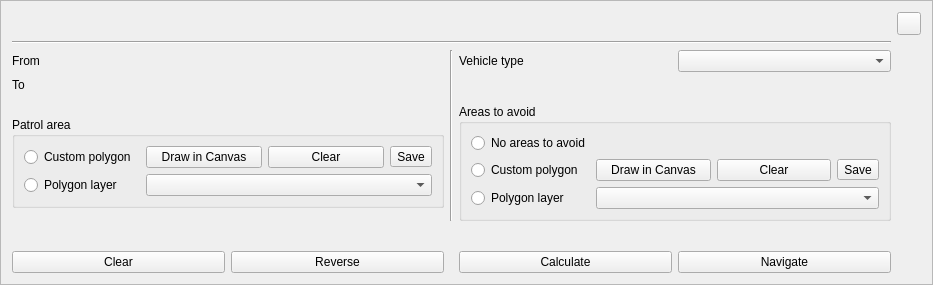
First picture: the form in kadasrouting/gui/cpbottombar.ui, repository kadas-albireo/kadas-albireo2, before the edit.
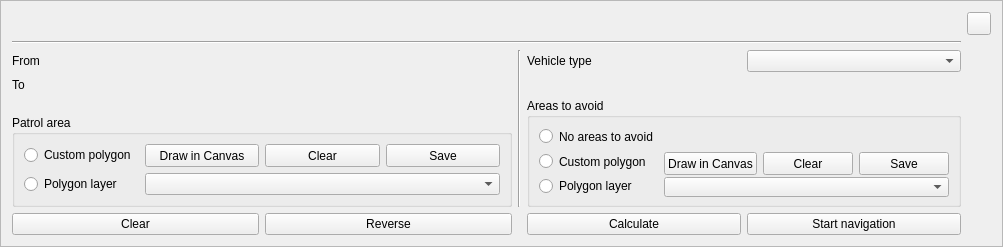
Second picture: the form after the edit. Icons and pictures are not drawn.

Commit message: wip on cp bottombar UI

```diff
--- a/kadasrouting/gui/cpbottombar.ui
+++ b/kadasrouting/gui/cpbottombar.ui
@@ -6,10 +6,16 @@
    <rect>
     <x>0</x>
     <y>0</y>
-    <width>933</width>
-    <height>285</height>
+    <width>998</width>
+    <height>247</height>
    </rect>
   </property>
+  <property name="sizePolicy">
+   <sizepolicy hsizetype="Fixed" vsizetype="Fixed">
+    <horstretch>0</horstretch>
+    <verstretch>0</verstretch>
+   </sizepolicy>
+  </property>
   <property name="windowTitle">
    <string>Frame</string>
   </property>
@@ -20,9 +26,9 @@
    <enum>QFrame::Raised</enum>
   </property>
   <layout class="QGridLayout" name="gridLayout">
-   <item row="3" column="4">
-    <widget class="QWidget" name="widgetMode" native="true">
-     <layout class="QHBoxLayout" name="horizontalLayout">
+   <item row="7" column="0" colspan="2">
+    <widget class="QWidget" name="widgetButton" native="true">
+     <layout class="QHBoxLayout" name="horizontalLayout_2">
       <property name="leftMargin">
        <number>0</number>
       </property>
@@ -35,81 +41,67 @@
       <property name="bottomMargin">
        <number>0</number>
       </property>
+      <item>
+       <widget class="QPushButton" name="btnPointsClear">
+        <property name="minimumSize">
+         <size>
+          <width>214</width>
+          <height>0</height>
+         </size>
+        </property>
+        <property name="text">
+         <string>Clear</string>
+        </property>
+       </widget>
+      </item>
+      <item>
+       <widget class="QPushButton" name="btnReverse">
+        <property name="minimumSize">
+         <size>
+          <width>214</width>
+          <height>0</height>
+         </size>
+        </property>
+        <property name="text">
+         <string>Reverse</string>
+        </property>
+       </widget>
+      </item>
      </layout>
     </widget>
    </item>
-   <item row="3" column="0">
-    <widget class="QLabel" name="labelTo">
-     <property name="text">
-      <string>To</string>
-     </property>
-    </widget>
-   </item>
-   <item row="2" column="3">
-    <widget class="QLabel" name="label_2">
-     <property name="text">
-      <string>Vehicle type</string>
-     </property>
-    </widget>
-   </item>
-   <item row="2" column="0">
-    <widget class="QLabel" name="labelFrom">
-     <property name="text">
-      <string>From</string>
-     </property>
-    </widget>
-   </item>
-   <item row="1" column="0" colspan="5">
-    <widget class="Line" name="line">
-     <property name="orientation">
-      <enum>Qt::Horizontal</enum>
-     </property>
-    </widget>
-   </item>
-   <item row="0" column="5">
-    <widget class="QToolButton" name="btnClose">
-     <property name="sizePolicy">
-      <sizepolicy hsizetype="Maximum" vsizetype="Fixed">
-       <horstretch>0</horstretch>
-       <verstretch>0</verstretch>
-      </sizepolicy>
-     </property>
-     <property name="text">
-      <string/>
-     </property>
-     <property name="icon">
-      <iconset theme="close">
-       <normaloff>.</normaloff>.</iconset>
-     </property>
-    </widget>
-   </item>
-   <item row="7" column="4">
-    <widget class="QPushButton" name="btnNavigate">
-     <property name="sizePolicy">
-      <sizepolicy hsizetype="Preferred" vsizetype="Fixed">
-       <horstretch>0</horstretch>
-       <verstretch>0</verstretch>
-      </sizepolicy>
-     </property>
-     <property name="text">
-      <string>Navigate</string>
-     </property>
-    </widget>
-   </item>
-   <item row="5" column="3" colspan="2">
+   <item row="4" column="3" rowspan="2" colspan="2">
     <widget class="QGroupBox" name="groupBox_avoid">
      <property name="sizePolicy">
-      <sizepolicy hsizetype="Preferred" vsizetype="Fixed">
+      <sizepolicy hsizetype="Preferred" vsizetype="Minimum">
        <horstretch>0</horstretch>
        <verstretch>0</verstretch>
       </sizepolicy>
      </property>
+     <property name="minimumSize">
+      <size>
+       <width>0</width>
+       <height>105</height>
+      </size>
+     </property>
      <property name="title">
       <string>Areas to avoid</string>
      </property>
      <layout class="QGridLayout" name="gridLayout_3">
       <item row="1" column="1">
        <widget class="QPushButton" name="btnAreasToAvoidFromCanvas">
+        <property name="sizePolicy">
+         <sizepolicy hsizetype="Minimum" vsizetype="Minimum">
+          <horstretch>0</horstretch>
+          <verstretch>0</verstretch>
+         </sizepolicy>
+        </property>
+        <property name="minimumSize">
+         <size>
+          <width>0</width>
+          <height>23</height>
+         </size>
+        </property>
         <property name="text">
          <string>Draw in Canvas</string>
         </property>
@@ -120,6 +112,18 @@
       </item>
       <item row="1" column="2">
        <widget class="QPushButton" name="btnAreasToAvoidClear">
+        <property name="sizePolicy">
+         <sizepolicy hsizetype="Minimum" vsizetype="Minimum">
+          <horstretch>0</horstretch>
+          <verstretch>0</verstretch>
+         </sizepolicy>
+        </property>
+        <property name="minimumSize">
+         <size>
+          <width>0</width>
+          <height>23</height>
+         </size>
+        </property>
         <property name="text">
          <string>Clear</string>
         </property>
@@ -147,10 +151,35 @@
        </widget>
       </item>
       <item row="2" column="1" colspan="3">
-       <widget class="QComboBox" name="comboAreasToAvoidLayers"/>
+       <widget class="QComboBox" name="comboAreasToAvoidLayers">
+        <property name="sizePolicy">
+         <sizepolicy hsizetype="Preferred" vsizetype="Minimum">
+          <horstretch>0</horstretch>
+          <verstretch>0</verstretch>
+         </sizepolicy>
+        </property>
+        <property name="minimumSize">
+         <size>
+          <width>0</width>
+          <height>20</height>
+         </size>
+        </property>
+       </widget>
       </item>
       <item row="1" column="3">
        <widget class="QToolButton" name="btnAreasToAvoidSave">
+        <property name="sizePolicy">
+         <sizepolicy hsizetype="Minimum" vsizetype="Minimum">
+          <horstretch>0</horstretch>
+          <verstretch>0</verstretch>
+         </sizepolicy>
+        </property>
+        <property name="minimumSize">
+         <size>
+          <width>0</width>
+          <height>23</height>
+         </size>
+        </property>
         <property name="text">
          <string>Save</string>
         </property>
@@ -159,6 +188,73 @@
      </layout>
     </widget>
    </item>
+   <item row="3" column="0">
+    <widget class="QLabel" name="labelTo">
+     <property name="text">
+      <string>To</string>
+     </property>
+    </widget>
+   </item>
+   <item row="1" column="0" colspan="5">
+    <widget class="Line" name="line">
+     <property name="orientation">
+      <enum>Qt::Horizontal</enum>
+     </property>
+    </widget>
+   </item>
+   <item row="2" column="0">
+    <widget class="QLabel" name="labelFrom">
+     <property name="text">
+      <string>From</string>
+     </property>
+    </widget>
+   </item>
+   <item row="2" column="3">
+    <widget class="QLabel" name="label_2">
+     <property name="text">
+      <string>Vehicle type</string>
+     </property>
+    </widget>
+   </item>
+   <item row="0" column="5">
+    <widget class="QToolButton" name="btnClose">
+     <property name="sizePolicy">
+      <sizepolicy hsizetype="Maximum" vsizetype="Fixed">
+       <horstretch>0</horstretch>
+       <verstretch>0</verstretch>
+      </sizepolicy>
+     </property>
+     <property name="text">
+      <string/>
+     </property>
+     <property name="icon">
+      <iconset theme="close">
+       <normaloff>.</normaloff>.</iconset>
+     </property>
+    </widget>
+   </item>
+   <item row="7" column="4">
+    <widget class="QPushButton" name="btnNavigate">
+     <property name="sizePolicy">
+      <sizepolicy hsizetype="Minimum" vsizetype="Fixed">
+       <horstretch>0</horstretch>
+       <verstretch>0</verstretch>
+      </sizepolicy>
+     </property>
+     <property name="minimumSize">
+      <size>
+       <width>214</width>
+       <height>0</height>
+      </size>
+     </property>
+     <property name="text">
+      <string>Start navigation</string>
+     </property>
+    </widget>
+   </item>
+   <item row="2" column="4">
+    <widget class="QComboBox" name="comboBoxVehicles"/>
+   </item>
    <item row="2" column="2" rowspan="4">
     <widget class="Line" name="line_2">
      <property name="orientation">
@@ -169,64 +265,35 @@
    <item row="7" column="3">
     <widget class="QPushButton" name="btnCalculate">
      <property name="sizePolicy">
-      <sizepolicy hsizetype="Preferred" vsizetype="Fixed">
+      <sizepolicy hsizetype="Minimum" vsizetype="Fixed">
        <horstretch>0</horstretch>
        <verstretch>0</verstretch>
       </sizepolicy>
      </property>
+     <property name="minimumSize">
+      <size>
+       <width>214</width>
+       <height>0</height>
+      </size>
+     </property>
      <property name="text">
       <string>Calculate</string>
      </property>
     </widget>
    </item>
-   <item row="7" column="0" colspan="2">
-    <widget class="QWidget" name="widgetButton" native="true">
-     <layout class="QHBoxLayout" name="horizontalLayout_2">
-      <property name="leftMargin">
-       <number>0</number>
-      </property>
-      <property name="topMargin">
-       <number>0</number>
-      </property>
-      <property name="rightMargin">
-       <number>0</number>
-      </property>
-      <property name="bottomMargin">
-       <number>0</number>
-      </property>
-      <item>
-       <widget class="QPushButton" name="btnPointsClear">
-        <property name="text">
-         <string>Clear</string>
-        </property>
-       </widget>
-      </item>
-      <item>
-       <widget class="QPushButton" name="btnReverse">
-        <property name="text">
-         <string>Reverse</string>
-        </property>
-       </widget>
-      </item>
-     </layout>
-    </widget>
-   </item>
-   <item row="6" column="0">
+   <item row="6" column="0" colspan="2">
     <spacer name="verticalSpacer">
      <property name="orientation">
       <enum>Qt::Vertical</enum>
      </property>
      <property name="sizeHint" stdset="0">
       <size>
-       <width>20</width>
-       <height>40</height>
+       <width>500</width>
+       <height>5</height>
       </size>
      </property>
     </spacer>
    </item>
-   <item row="2" column="4">
-    <widget class="QComboBox" name="comboBoxVehicles"/>
-   </item>
    <item row="5" column="0" colspan="2">
     <widget class="QGroupBox" name="groupBox_patrol">
      <property name="sizePolicy">
@@ -255,6 +322,18 @@
       </item>
       <item row="2" column="2">
        <widget class="QPushButton" name="btnPatrolAreaCanvas">
+        <property name="sizePolicy">
+         <sizepolicy hsizetype="Minimum" vsizetype="Minimum">
+          <horstretch>0</horstretch>
+          <verstretch>0</verstretch>
+         </sizepolicy>
+        </property>
+        <property name="minimumSize">
+         <size>
+          <width>0</width>
+          <height>23</height>
+         </size>
+        </property>
         <property name="text">
          <string>Draw in Canvas</string>
         </property>
@@ -265,16 +344,53 @@
       </item>
       <item row="2" column="3">
        <widget class="QPushButton" name="btnPatrolAreaClear">
+        <property name="sizePolicy">
+         <sizepolicy hsizetype="Minimum" vsizetype="Minimum">
+          <horstretch>0</horstretch>
+          <verstretch>0</verstretch>
+         </sizepolicy>
+        </property>
+        <property name="minimumSize">
+         <size>
+          <width>0</width>
+          <height>23</height>
+         </size>
+        </property>
         <property name="text">
          <string>Clear</string>
         </property>
        </widget>
       </item>
       <item row="3" column="2" colspan="3">
-       <widget class="QComboBox" name="comboPatrolAreaLayers"/>
+       <widget class="QComboBox" name="comboPatrolAreaLayers">
+        <property name="sizePolicy">
+         <sizepolicy hsizetype="Preferred" vsizetype="Minimum">
+          <horstretch>0</horstretch>
+          <verstretch>0</verstretch>
+         </sizepolicy>
+        </property>
+        <property name="minimumSize">
+         <size>
+          <width>0</width>
+          <height>20</height>
+         </size>
+        </property>
+       </widget>
       </item>
       <item row="2" column="4">
        <widget class="QToolButton" name="btnPatrolAreaSave">
+        <property name="sizePolicy">
+         <sizepolicy hsizetype="Minimum" vsizetype="Minimum">
+          <horstretch>0</horstretch>
+          <verstretch>0</verstretch>
+         </sizepolicy>
+        </property>
+        <property name="minimumSize">
+         <size>
+          <width>0</width>
+          <height>23</height>
+         </size>
+        </property>
         <property name="text">
          <string>Save</string>
         </property>
```
